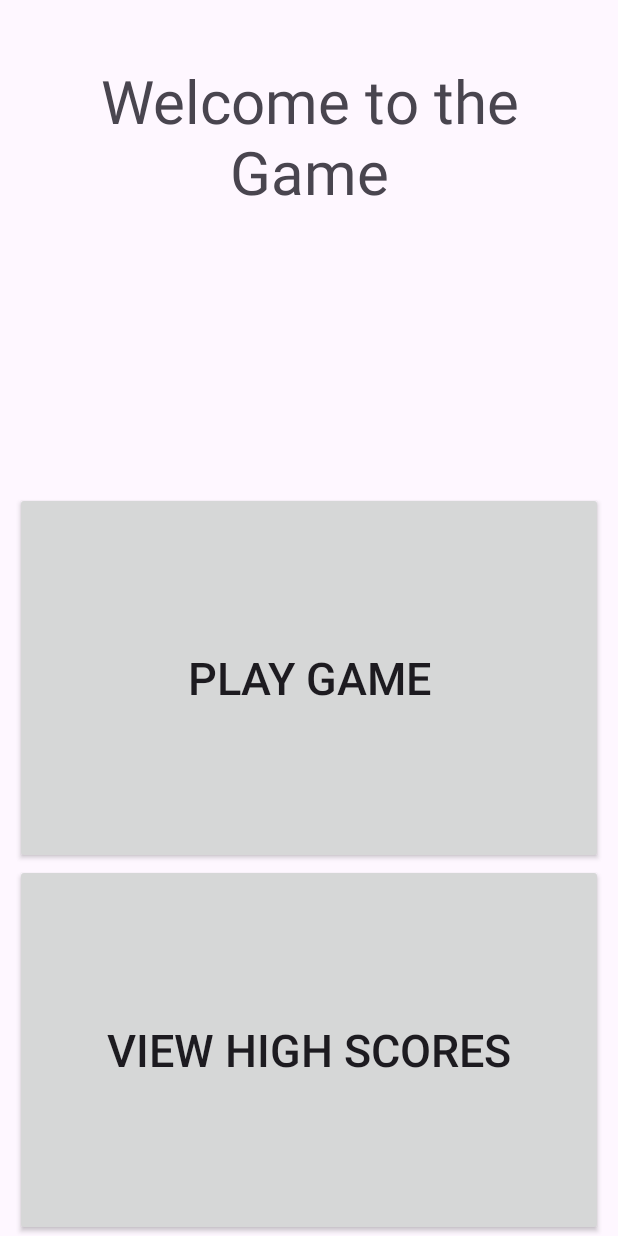
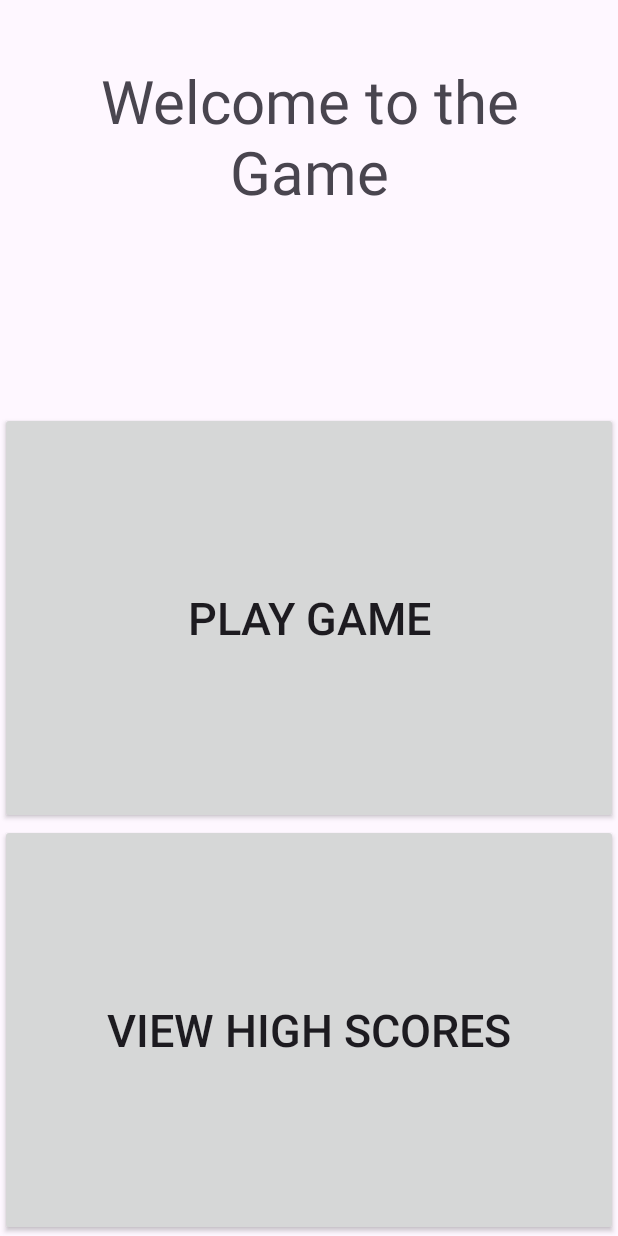
Before and after one commit to sbarrido/MidtermApp, an Android app: the fragment MainFragment shown on its own in the app's theme, on a phone screen of 412 x 824 dp. Run offline under Robolectric (Android 15) with nearby library versions, the phone set to English and light mode, and no system bars.

Commit message:
adjust main fragment for equal weight components

```diff
--- a/app/src/main/res/layout/fragment_main.xml
+++ b/app/src/main/res/layout/fragment_main.xml
@@ -11,7 +11,7 @@
         android:orientation="vertical">
         <TextView
             android:layout_width="match_parent"
-            android:layout_height="wrap_content"
+            android:layout_height="0dp"
             android:layout_weight="1"
             android:textAlignment="center"
             android:paddingTop="40dp"
@@ -21,17 +21,15 @@
             android:text="@string/welcomeGame" />
         <androidx.appcompat.widget.AppCompatButton
             android:layout_width="match_parent"
-            android:layout_height="wrap_content"
-            android:layout_marginLeft="10dp"
-            android:layout_marginRight="10dp"
+            android:layout_height="0dp"
+            android:padding="10dp"
             android:layout_weight="1"
             android:text="@string/play"
             android:textSize="30dp"/>
         <androidx.appcompat.widget.AppCompatButton
             android:layout_width="match_parent"
-            android:layout_height="wrap_content"
-            android:layout_marginLeft="10dp"
-            android:layout_marginRight="10dp"
+            android:layout_height="0dp"
+            android:padding="10dp"
             android:layout_weight="1"
             android:text="@string/viewHS"
             android:textSize="30dp"/>
```
